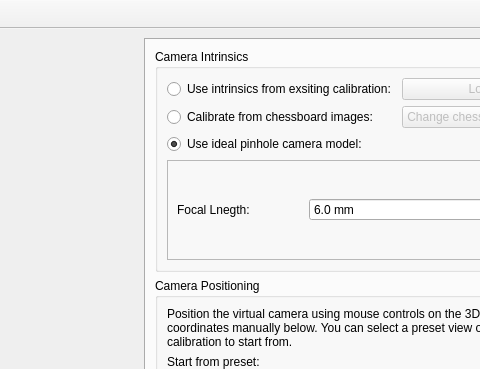
Before: the Qt Designer form calcam/gui/alignment_calib_editor.ui in euratom-software/calcam, drawn with Qt 5; both pictures show x 299 to 779 and y 0 to 369 of the 927 by 688 pixel window.
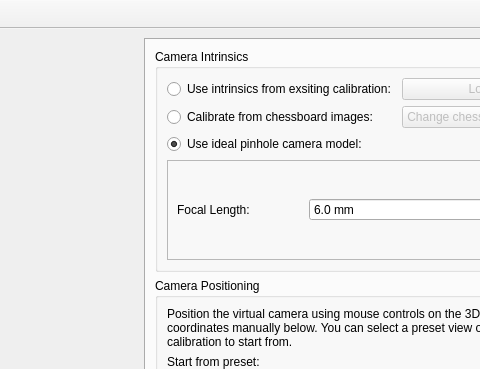
After: the same form once the commit is applied. The open tabs and pages were chosen to show the change.

```diff
--- a/calcam/gui/alignment_calib_editor.ui
+++ b/calcam/gui/alignment_calib_editor.ui
@@ -911,7 +911,7 @@
               <item row="0" column="0">
                <widget class="QLabel" name="label_3">
                 <property name="text">
-                 <string>Focal Lnegth:</string>
+                 <string>Focal Length:</string>
                 </property>
                </widget>
               </item>
```
